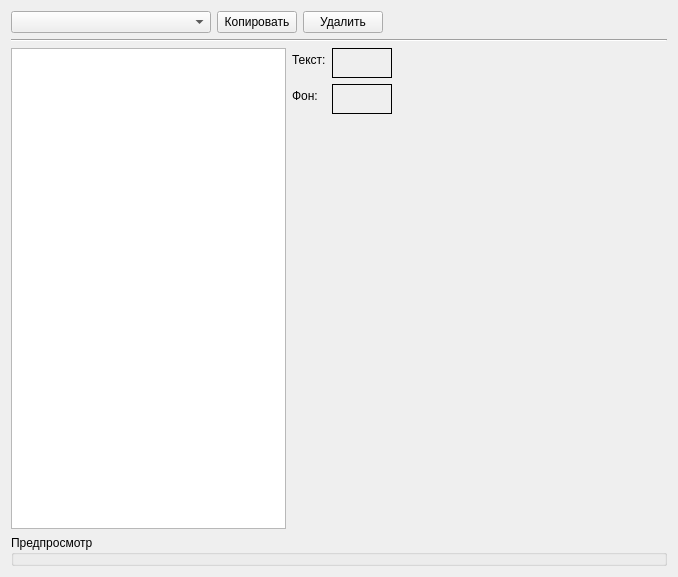
Smitt64/RsWorkTools, file ToolsRuntime/optionsdlg/codeeditoroptionspage.ui: the form before one commit.
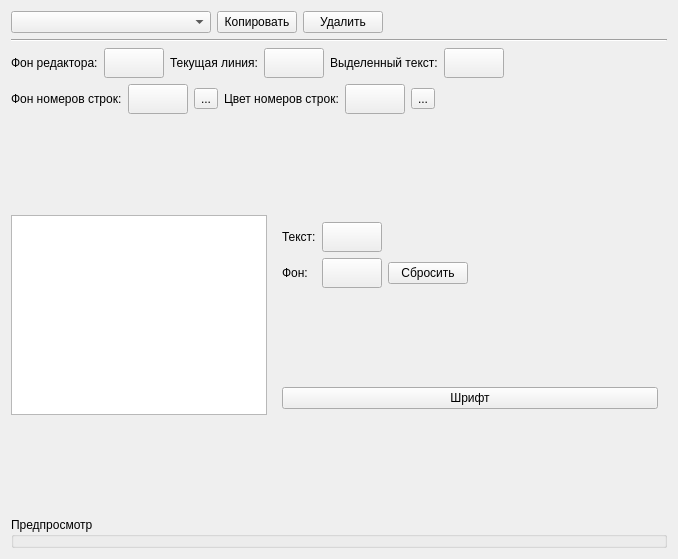
The form after the commit. Icons and pictures are not drawn. Custom widgets are drawn as their Qt base class.

Commit message: CodeEditor style options

Diff of the .ui file:
```diff
--- a/ToolsRuntime/optionsdlg/codeeditoroptionspage.ui
+++ b/ToolsRuntime/optionsdlg/codeeditoroptionspage.ui
@@ -7,13 +7,13 @@
     <x>0</x>
     <y>0</y>
     <width>678</width>
-    <height>577</height>
+    <height>559</height>
    </rect>
   </property>
   <property name="windowTitle">
    <string>Form</string>
   </property>
-  <layout class="QVBoxLayout" name="verticalLayout_2">
+  <layout class="QVBoxLayout" name="verticalLayout">
    <item>
     <layout class="QHBoxLayout" name="horizontalLayout">
      <item>
@@ -63,14 +63,194 @@
     </widget>
    </item>
    <item>
+    <layout class="QHBoxLayout" name="horizontalLayout_4">
+     <item>
+      <widget class="QLabel" name="label_3">
+       <property name="text">
+        <string>Фон редактора:</string>
+       </property>
+      </widget>
+     </item>
+     <item>
+      <widget class="QPushButton" name="editorBackground">
+       <property name="minimumSize">
+        <size>
+         <width>60</width>
+         <height>30</height>
+        </size>
+       </property>
+       <property name="text">
+        <string/>
+       </property>
+      </widget>
+     </item>
+     <item>
+      <widget class="QLabel" name="label_4">
+       <property name="text">
+        <string>Текущая линия:</string>
+       </property>
+      </widget>
+     </item>
+     <item>
+      <widget class="QPushButton" name="editorCurrentLine">
+       <property name="minimumSize">
+        <size>
+         <width>60</width>
+         <height>30</height>
+        </size>
+       </property>
+       <property name="text">
+        <string/>
+       </property>
+      </widget>
+     </item>
+     <item>
+      <widget class="QLabel" name="label_5">
+       <property name="text">
+        <string>Выделенный текст:</string>
+       </property>
+      </widget>
+     </item>
+     <item>
+      <widget class="QPushButton" name="editorCurrentWord">
+       <property name="minimumSize">
+        <size>
+         <width>60</width>
+         <height>30</height>
+        </size>
+       </property>
+       <property name="text">
+        <string/>
+       </property>
+      </widget>
+     </item>
+     <item>
+      <spacer name="horizontalSpacer_3">
+       <property name="orientation">
+        <enum>Qt::Horizontal</enum>
+       </property>
+       <property name="sizeHint" stdset="0">
+        <size>
+         <width>40</width>
+         <height>20</height>
+        </size>
+       </property>
+      </spacer>
+     </item>
+    </layout>
+   </item>
+   <item>
+    <layout class="QHBoxLayout" name="horizontalLayout_3">
+     <item>
+      <widget class="QLabel" name="label_6">
+       <property name="text">
+        <string>Фон номеров строк:</string>
+       </property>
+      </widget>
+     </item>
+     <item>
+      <widget class="QPushButton" name="linenumberBackground">
+       <property name="minimumSize">
+        <size>
+         <width>60</width>
+         <height>30</height>
+        </size>
+       </property>
+       <property name="text">
+        <string/>
+       </property>
+      </widget>
+     </item>
+     <item>
+      <widget class="QToolButton" name="linenumberBackgroundClear">
+       <property name="text">
+        <string>...</string>
+       </property>
+       <property name="icon">
+        <iconset resource="../res/res.qrc">
+         <normaloff>:/img/Erase.png</normaloff>:/img/Erase.png</iconset>
+       </property>
+      </widget>
+     </item>
+     <item>
+      <widget class="QLabel" name="label_7">
+       <property name="text">
+        <string>Цвет номеров строк:</string>
+       </property>
+      </widget>
+     </item>
+     <item>
+      <widget class="QPushButton" name="linenumberForeground">
+       <property name="minimumSize">
+        <size>
+         <width>60</width>
+         <height>30</height>
+        </size>
+       </property>
+       <property name="text">
+        <string/>
+       </property>
+      </widget>
+     </item>
+     <item>
+      <widget class="QToolButton" name="linenumberForegroundClear">
+       <property name="text">
+        <string>...</string>
+       </property>
+       <property name="icon">
+        <iconset resource="../res/res.qrc">
+         <normaloff>:/img/Erase.png</normaloff>:/img/Erase.png</iconset>
+       </property>
+      </widget>
+     </item>
+     <item>
+      <spacer name="horizontalSpacer_2">
+       <property name="orientation">
+        <enum>Qt::Horizontal</enum>
+       </property>
+       <property name="sizeHint" stdset="0">
+        <size>
+         <width>40</width>
+         <height>20</height>
+        </size>
+       </property>
+      </spacer>
+     </item>
+    </layout>
+   </item>
+   <item>
+    <layout class="QHBoxLayout" name="horizontalLayout_5">
+     <item>
+      <widget class="QListView" name="listView">
+       <property name="sizePolicy">
+        <sizepolicy hsizetype="Minimum" vsizetype="Minimum">
+         <horstretch>0</horstretch>
+         <verstretch>0</verstretch>
+        </sizepolicy>
+       </property>
+       <property name="maximumSize">
+        <size>
+         <width>16777215</width>
+         <height>200</height>
+        </size>
+       </property>
+       <property name="editTriggers">
+        <set>QAbstractItemView::NoEditTriggers</set>
+       </property>
+      </widget>
+     </item>
+     <item>
+      <widget class="QStackedWidget" name="stackedWidget">
+       <property name="currentIndex">
+        <number>1</number>
+       </property>
+       <widget class="QWidget" name="page"/>
+       <widget class="QWidget" name="page_2">
+        <layout class="QVBoxLayout" name="verticalLayout_2">
+         <item>
     <layout class="QHBoxLayout" name="horizontalLayout_2">
      <item>
-      <widget class="QListView" name="listView"/>
-     </item>
-     <item>
-      <layout class="QVBoxLayout" name="verticalLayout">
-       <item>
-        <layout class="QFormLayout" name="formLayout">
+            <layout class="QGridLayout" name="gridLayout">
          <item row="0" column="0">
           <widget class="QLabel" name="label">
            <property name="text">
@@ -79,24 +259,15 @@
           </widget>
          </item>
          <item row="0" column="1">
-          <widget class="QFrame" name="frame">
+              <widget class="QPushButton" name="formatColor">
            <property name="minimumSize">
             <size>
              <width>60</width>
              <height>30</height>
             </size>
            </property>
-           <property name="maximumSize">
-            <size>
-             <width>60</width>
-             <height>30</height>
-            </size>
-           </property>
-           <property name="frameShape">
-            <enum>QFrame::Box</enum>
-           </property>
-           <property name="frameShadow">
-            <enum>QFrame::Plain</enum>
+               <property name="text">
+                <string/>
            </property>
           </widget>
          </item>
@@ -108,46 +279,29 @@
           </widget>
          </item>
          <item row="1" column="1">
-          <widget class="QFrame" name="frame_2">
+              <widget class="QPushButton" name="formatBackground">
            <property name="minimumSize">
             <size>
              <width>60</width>
              <height>30</height>
             </size>
            </property>
-           <property name="maximumSize">
-            <size>
-             <width>60</width>
-             <height>30</height>
-            </size>
-           </property>
-           <property name="frameShape">
-            <enum>QFrame::Box</enum>
-           </property>
-           <property name="frameShadow">
-            <enum>QFrame::Plain</enum>
-           </property>
-          </widget>
-         </item>
-        </layout>
-       </item>
-       <item>
-        <spacer name="verticalSpacer">
-         <property name="orientation">
-          <enum>Qt::Vertical</enum>
-         </property>
-         <property name="sizeHint" stdset="0">
-          <size>
-           <width>20</width>
-           <height>40</height>
-          </size>
-         </property>
-        </spacer>
+               <property name="text">
+                <string/>
+               </property>
+              </widget>
+             </item>
+             <item row="1" column="2">
+              <widget class="QPushButton" name="clearBackground">
+               <property name="text">
+                <string>Сбросить</string>
+               </property>
+              </widget>
        </item>
       </layout>
      </item>
      <item>
-      <spacer name="horizontalSpacer_2">
+            <spacer name="horizontalSpacer_4">
        <property name="orientation">
         <enum>Qt::Horizontal</enum>
        </property>
@@ -158,6 +312,19 @@
         </size>
        </property>
       </spacer>
+           </item>
+          </layout>
+         </item>
+         <item>
+          <widget class="QPushButton" name="fontButton">
+           <property name="text">
+            <string>Шрифт</string>
+           </property>
+          </widget>
+         </item>
+        </layout>
+       </widget>
+      </widget>
      </item>
     </layout>
    </item>
```
Left out of the diff: 6 changed lines with no effect on the pictures. Lines whose indentation alone changed are shown as unchanged. The commit also changes 21 other files.
